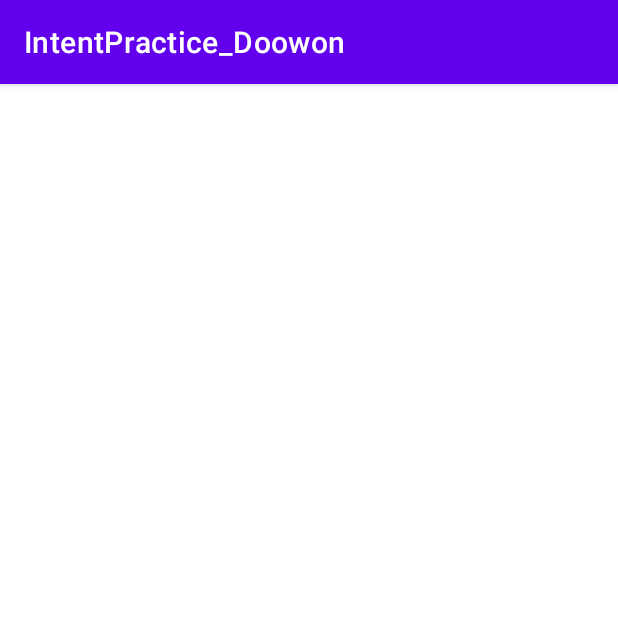
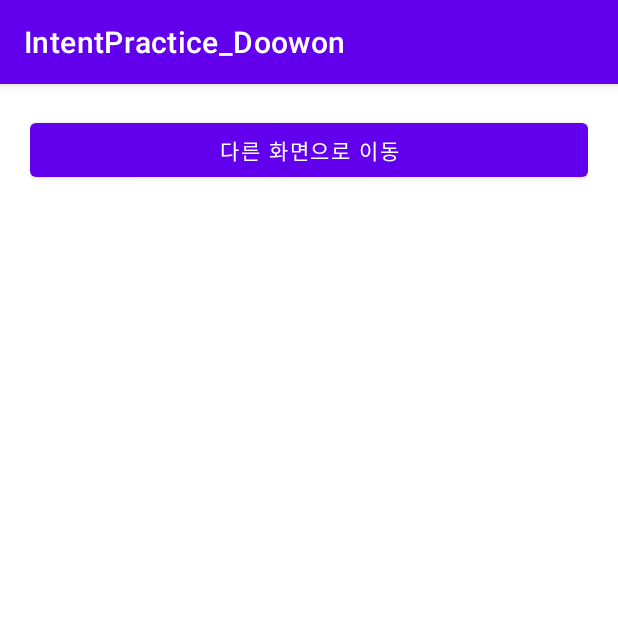
Before and after one commit to doowon13/IntentPractice_Doowon, an Android app: the screen it shows after launch (MainActivity), on a phone screen of 412 x 824 dp, the top half of it. Run offline under Robolectric (Android 15) with nearby library versions, the phone set to English and light mode, and no system bars.

Commit message:
메인화면에 다른화면으로 이동하는 버튼을 추가.

```diff
--- a/app/src/main/res/layout/activity_main.xml
+++ b/app/src/main/res/layout/activity_main.xml
@@ -5,8 +5,14 @@
     android:layout_width="match_parent"
     android:layout_height="match_parent"
     android:orientation="vertical"
+    android:padding="20dp"
     tools:context=".MainActivity">
 
+    <Button
+        android:id="@+id/moveToOtherBtn"
+        android:layout_width="match_parent"
+        android:layout_height="wrap_content"
+        android:text="다른 화면으로 이동" />
 
 
 </LinearLayout>
```
